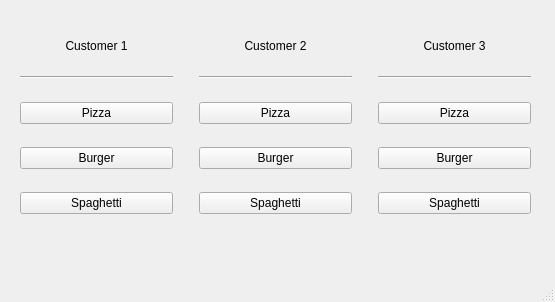
First picture: the form in src/service_robot/resource/order.ui, repository JMANN240/service-robot, before the edit.
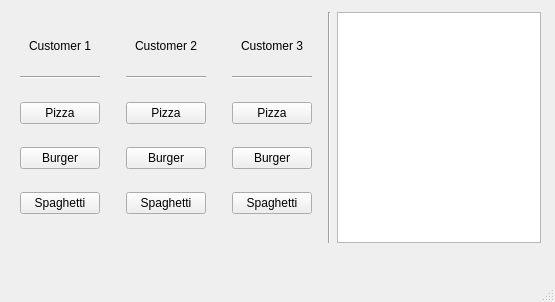
Second picture: the form after the edit.

Commit message: he works virtually

The edit to the form file:
```diff
--- a/src/service_robot/resource/order.ui
+++ b/src/service_robot/resource/order.ui
@@ -222,6 +222,16 @@
        </item>
       </layout>
      </item>
+     <item>
+      <widget class="Line" name="line_4">
+       <property name="orientation">
+        <enum>Qt::Vertical</enum>
+       </property>
+      </widget>
+     </item>
+     <item>
+      <widget class="QListWidget" name="orders_list"/>
+     </item>
     </layout>
    </widget>
   </widget>
```
Left out of the diff: 8 changed lines with no effect on the pictures. The commit also changes 2 other files.
